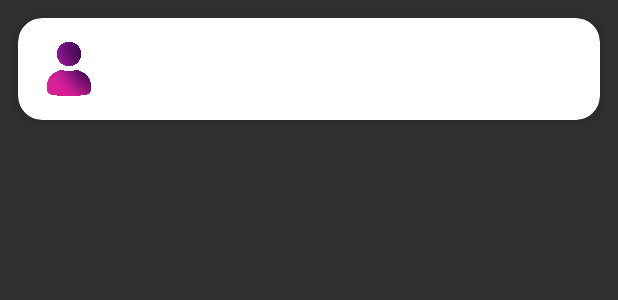
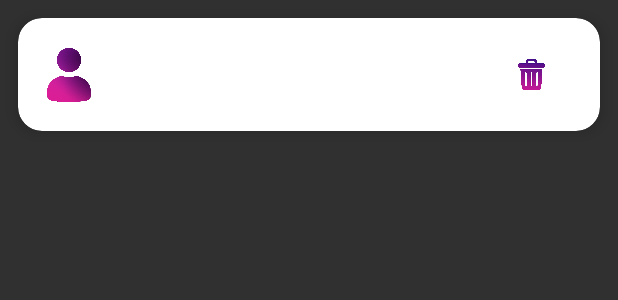
Before and after one commit to MarioGimeno/TFG-EVA, an Android app: the layout item_contact.xml on its own in the app's theme, with its tools: preview values and no code run, on a phone screen of 412 x 824 dp. Shown: the top 300 px of the screen. Run offline under Robolectric (Android 15) with nearby library versions, the phone set to English and light mode, and no system bars; network calls fail.

Commit message:
commit y funcionalidad borrado_Contacto

```diff
--- /dev/null
+++ b/Front-end/app/src/main/res/drawable/bg_circle_white.xml
@@ -0,0 +1,6 @@
+<!-- res/drawable/bg_circle_white.xml -->
+<shape xmlns:android="http://schemas.android.com/apk/res/android"
+    android:shape="oval">
+    <size android:width="36dp" android:height="36dp"/>
+    <solid android:color="@android:color/white"/>
+</shape>
--- a/Front-end/app/src/main/res/layout/item_contact.xml
+++ b/Front-end/app/src/main/res/layout/item_contact.xml
@@ -22,7 +22,6 @@
             android:layout_height="48dp"
             android:scaleType="centerInside"
             android:src="@drawable/contacto_icon"
-            android:contentDescription="@null"
             app:layout_constraintStart_toStartOf="parent"
             app:layout_constraintTop_toTopOf="parent"
             app:layout_constraintBottom_toBottomOf="parent" />
@@ -37,9 +36,8 @@
             app:layout_constraintStart_toEndOf="@id/imgContactIcon"
             app:layout_constraintTop_toTopOf="@id/imgContactIcon"
             app:layout_constraintBottom_toBottomOf="@id/imgContactIcon"
-            app:layout_constraintEnd_toEndOf="parent">
+            app:layout_constraintEnd_toStartOf="@+id/btnDelete">
 
-            <!-- Nombre -->
             <TextView
                 android:id="@+id/tvContactName"
                 android:layout_width="match_parent"
@@ -50,7 +48,6 @@
                 android:maxLines="1"
                 android:ellipsize="end" />
 
-            <!-- Email (sigue con id tvContactPhone) -->
             <TextView
                 android:id="@+id/tvContactPhone"
                 android:layout_width="match_parent"
@@ -60,10 +57,23 @@
                 android:textSize="13sp"
                 android:maxLines="1"
                 android:ellipsize="end" />
-
         </LinearLayout>
 
-        <!-- (Se ha eliminado el ImageButton de papelera) -->
+        <!-- Botón de borrar -->
+        <ImageButton
+            android:id="@+id/btnDelete"
+            android:layout_width="55dp"
+            android:layout_height="55dp"
+            android:layout_marginEnd="8dp"
+            android:background="@drawable/bg_circle_white"
+            android:padding="8dp"
+            android:scaleType="centerInside"
+            android:src="@drawable/ic_delete"
+            app:layout_constraintEnd_toEndOf="parent"
+            app:layout_constraintTop_toTopOf="parent"/>
+
+
+
 
     </androidx.constraintlayout.widget.ConstraintLayout>
 </com.google.android.material.card.MaterialCardView>
```
Also changed, not shown: Front-end/app/src/main/java/com/example/appGrabacion/adapters/ContactsAdapter.java (+35 -7 lines), Front-end/app/src/main/java/com/example/appGrabacion/models/ContactEntry.java (+7 -24 lines), Front-end/app/src/main/java/com/example/appGrabacion/screens/ContactsActivity.java (+40 -2 lines), Front-end/app/src/main/java/com/example/appGrabacion/utils/ContactsApi.java (+5 -4 lines), Front-end/app/src/main/res/drawable/ic_delete.png (added), Front-end/app/src/main/res/drawable/ic_delete2.png (added).
